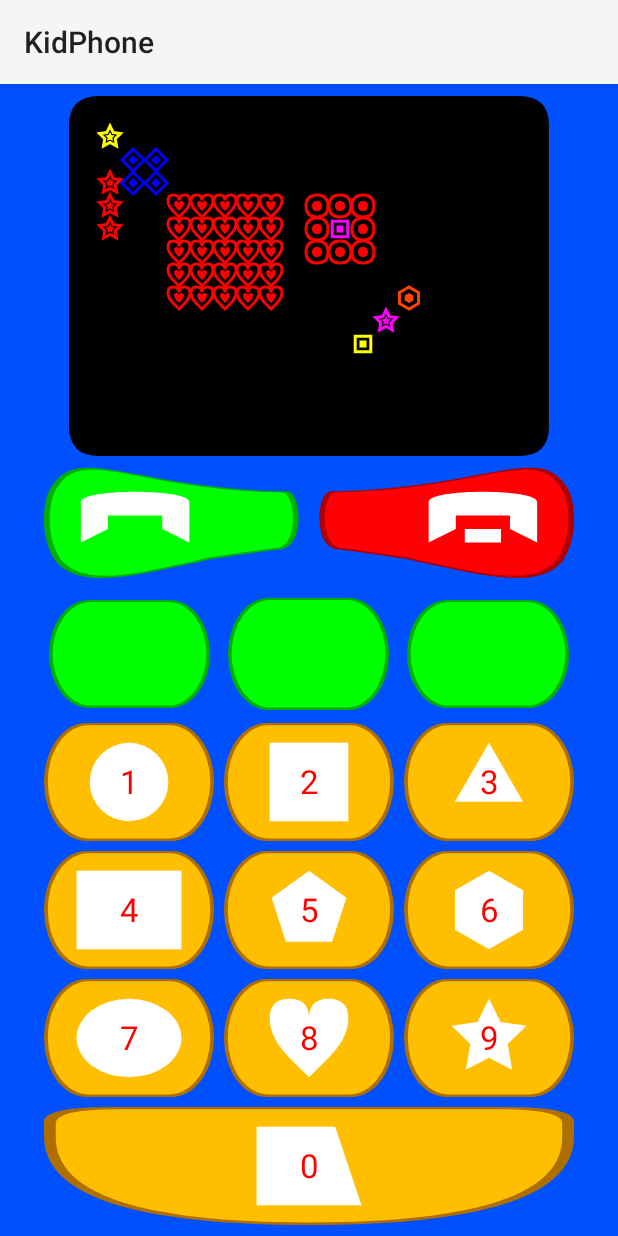
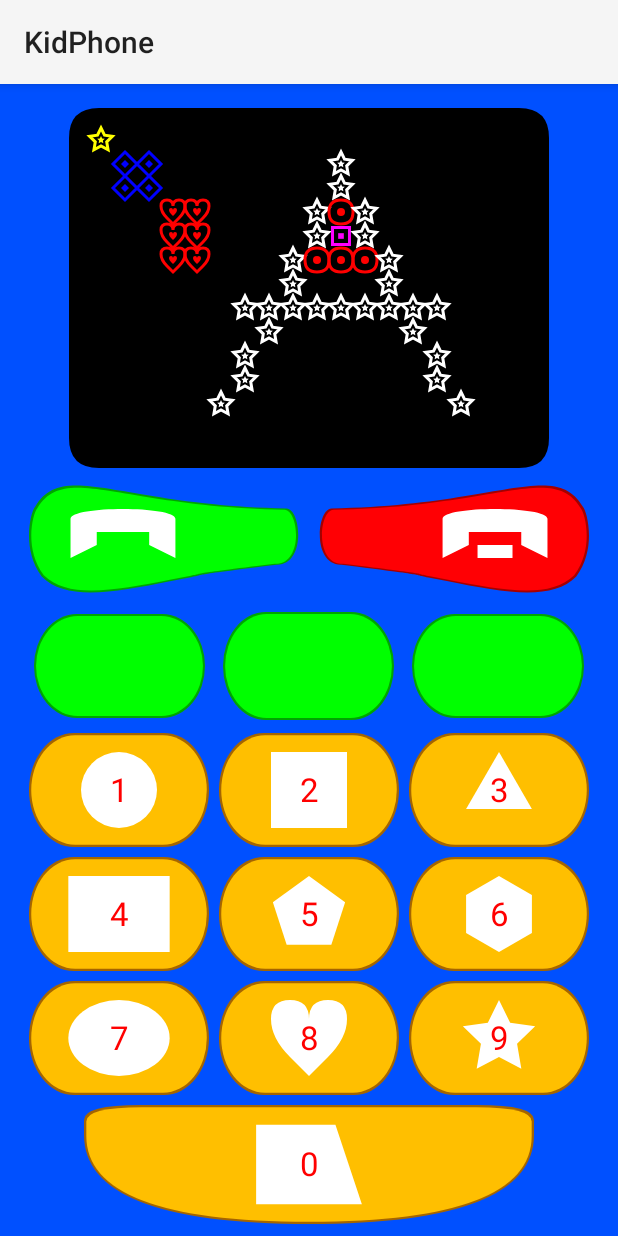
Before and after one commit to quickwritereader/kidsphone, an Android app: the screen it shows after launch (PhoneActivity), on a phone screen of 412 x 824 dp. Run offline under Robolectric (Android 15) with nearby library versions, the phone set to English and light mode, and no system bars.

Commit message:
screen sizes added. implemented line. implemented letter A and prototype some letters that can be drawn with lines

```diff
--- a/KidPhone/app/src/main/java/kidtoys/az/kidphone/FunnyButton.java
+++ b/KidPhone/app/src/main/java/kidtoys/az/kidphone/FunnyButton.java
@@ -233,25 +233,25 @@ public class FunnyButton extends View {
 
     public void drawOuter(Canvas canvas, boolean pressed) {
 
-        float scaleDiv = 30 * 1.5f;
-        float scaleDivb = 36 * 1.5f;
+        float scaleDivb = 32 * 1.6f;
         int color = getOuterShapeColor();
         if (pressed) {
             //darken our color
             //outercolor
-            color = getNewColor(color, -40);
+            color = getNewColor(color, -50);
             outerP1.setColor(color);
-            scaleDivb = 30;
-            scaleDiv = 36;
+            scaleDivb = 32;
         } else {
             outerP1.setColor(color);
         }
-        outerP2.setColor(getNewColor(color, -80));
+        outerP2.setColor(getNewColor(color, -90));
         RectF rectF2 = new RectF();
-        rectF2.left = rectF.left + rectF.width() / scaleDiv;
-        rectF2.top = rectF.top + rectF.height() / scaleDivb;
-        rectF2.right = rectF.right - rectF.width() / scaleDiv;
-        rectF2.bottom = rectF.bottom - rectF.height() / scaleDiv;
+        float pad=rectF.height() / scaleDivb;
+        if(pad>5)pad=5;
+        rectF2.left = rectF.left + pad;
+        rectF2.top = rectF.top + pad;
+        rectF2.right = rectF.right - pad;
+        rectF2.bottom = rectF.bottom - pad;
 
         switch (outerShape) {
             case None: {
--- a/KidPhone/app/src/main/java/kidtoys/az/kidphone/FunnyDisplay.java
+++ b/KidPhone/app/src/main/java/kidtoys/az/kidphone/FunnyDisplay.java
@@ -148,7 +148,7 @@ public class FunnyDisplay extends View {
     protected void onDraw(Canvas canvas) {
         super.onDraw(canvas);
         if(pathList==null){
-            diameter= (getWidth()-60)/mainSurface.getWidth();
+            diameter= (getWidth()-40)/mainSurface.getWidth();
            // initPath(diameter/2);
         }
         pback.setColor(Color.BLACK);
@@ -163,7 +163,7 @@ public class FunnyDisplay extends View {
                 if(d!= FunnySurface.DotType.None) {
 
                     Path path;//=pathList[d.ordinal()];
-                    path=getDotPath(d,30+i*diameter+diameter/2,30+j*diameter+diameter/2,diameter/2,0);
+                    path=getDotPath(d,20+i*diameter+diameter/2,20+j*diameter+diameter/2,diameter/2,0);
                     if(path!=null) {
                        // Matrix translateMatrix = new Matrix();
                        // translateMatrix.setTranslate(i * diameter, j * diameter);
@@ -175,7 +175,7 @@ public class FunnyDisplay extends View {
                         p.setStrokeCap(Paint.Cap.ROUND);
                        // path.transform(translateMatrix);
                         canvas.drawPath(path, p);
-                        path=getDotPath(d,30+i*diameter+diameter/2,30+j*diameter+diameter/2,diameter/2,-6);
+                        path=getDotPath(d,20+i*diameter+diameter/2,20+j*diameter+diameter/2,diameter/2,-8);
                          p.setStyle(Paint.Style.FILL);
  //                       path = fillPathList[d.ordinal()];
 //                        path.transform(translateMatrix);
--- a/KidPhone/app/src/main/java/kidtoys/az/kidphone/FunnySurface.java
+++ b/KidPhone/app/src/main/java/kidtoys/az/kidphone/FunnySurface.java
@@ -135,8 +135,8 @@ public class FunnySurface {
      */
     static public FunnySurface createSurface(int width,int height,DotColor color,DotType type){
         FunnySurface newS=new FunnySurface(width,height);
-        int cint=color.ordinal() | type.ordinal() <<4;
-        byte c= (byte) (cint);
+        int cInt=color.ordinal() | type.ordinal() <<4;
+        byte c= (byte) (cInt);
         for(int i=0;i<newS.mem.length;i++){
             newS.mem[i]=c;
         }
@@ -144,7 +144,7 @@ public class FunnySurface {
     }
 
     /**
-     * Blt surface
+     * Blt surface on the surface
     * @param surface
      * @param x
      * @param y
@@ -167,8 +167,101 @@ public class FunnySurface {
 
     }
 
+    /***
+     * Blt surface
+     * @param surface
+     * @param x
+     * @param y
+     * @param offsetx
+     * @param offsety
+     */
     public void putSurface(FunnySurface surface,int x,int y  ,int offsetx,int offsety){
        throw new UnsupportedOperationException();
     }
 
+    /**
+     * Draw line  {@see https://en.wikipedia.org/wiki/Bresenham%27s_line_algorithm}
+     * for Octants  Bresenham's algorithm
+     * http://rosettacode.org/wiki/Bitmap/Bresenham%27s_line_algorithm
+     * for vertical,horizontal and diagonal simple algorithm
+     * @param x1
+     * @param y1
+     * @param x2
+     * @param y2
+     * @param color
+     * @param type
+     */
+    public void drawLine(int x1,int y1,int x2,int y2,DotColor color,DotType type){
+
+        int deltaX=Math.abs(x2-x1);
+        int deltaY=Math.abs( y2-y1);
+        int y=y1;
+        int x=x1;
+        int cInt=color.ordinal() | type.ordinal() <<4;
+        byte c= (byte) (cInt);
+
+        if(deltaX==0){
+            //horizontal
+            int sign=y2>y1?1:-1;
+            for(;y<=y2;y+=sign){
+                mem[y*width+x]=c;
+            }
+
+        }else if(deltaY==0){
+            //vertical
+            int sign=x2>x1?1:-1;
+            for(;x<=x2;x+=sign){
+                mem[y*width+x]=c;
+            }
+        }else if(deltaX==deltaY){
+            //diagonal;
+            int signX=x2>x1?1:-1;
+            int signY=y2>y1?1:-1;
+            for(;y<=y2;y+=signY,x+=signX) {
+                mem[y*width+x]=c;
+            }
+        }else {
+            // delta of exact value and rounded value of the dependant variable
+            int d = 0;
+
+            int dy = deltaY;
+            int dx = deltaX;
+
+            int dy2 = (dy << 1); // slope scaling factors to avoid floating
+            int dx2 = (dx << 1); // point
+
+            int ix = x1 < x2 ? 1 : -1; // increment direction
+            int iy = y1 < y2 ? 1 : -1;
+
+            if (dy <= dx) {
+                for (;;) {
+                    mem[y1*width+x1]=c;
+                    if (x1 == x2)
+                        break;
+                    x1 += ix;
+                    d += dy2;
+                    if (d > dx) {
+                        y1 += iy;
+                        d -= dx2;
+                    }
+                }
+            } else {
+                for (;;) {
+                    //plot(g, x1, y1);
+                    mem[y1*width+x1]=c;
+                    if (y1 == y2)
+                        break;
+                    y1 += iy;
+                    d += dx2;
+                    if (d > dy) {
+                        x1 += ix;
+                        d -= dy2;
+                    }
+                }
+            }
+        }//end ifelse
+
+    }
+
+
 }
--- a/KidPhone/app/src/main/java/kidtoys/az/kidphone/FunnySurfaceUtils.java
+++ b/KidPhone/app/src/main/java/kidtoys/az/kidphone/FunnySurfaceUtils.java
@@ -7,5 +7,79 @@ package kidtoys.az.kidphone;
 public class FunnySurfaceUtils {
 
 
+    /**
+     * Draw Letter A
+     * @param surface
+     * @param x  left corner
+     * @param y  top corver
+     * @param charWidth char width
+     * @param charHeight char height
+     * @param color   color
+     * @param figure figure
+     */
+    public static void drawA(FunnySurface surface, int x, int y, int charWidth, int charHeight, FunnySurface.DotColor color, FunnySurface.DotType figure) {
+        surface.drawLine(x + charWidth / 2, y, x, y + charHeight, color, figure);
+        surface.drawLine(x + charWidth / 2, y, x + charWidth, y + charHeight, color, figure);
+        surface.drawLine(x + 1, y + (charHeight / 2) + 1, x + charWidth - 1, y + (charHeight / 2) + 1, color, figure);
+
+    }
+
+    /**
+     * Draw Letter E
+     * @param surface
+     * @param x  left corner
+     * @param y  top corver
+     * @param charWidth char width
+     * @param charHeight char height
+     * @param color   color
+     * @param figure figure
+     */
+    public static void drawE(FunnySurface surface, int x, int y, int charWidth, int charHeight, FunnySurface.DotColor color, FunnySurface.DotType figure) {
+
+    }
+
+    public static void drawK(FunnySurface surface, int x, int y, int charWidth, int charHeight, FunnySurface.DotColor color, FunnySurface.DotType figure) {
+
+    }
+
+    public static void drawL(FunnySurface surface, int x, int y, int charWidth, int charHeight, FunnySurface.DotColor color, FunnySurface.DotType figure) {
+
+    }
+
+    public static void drawH(FunnySurface surface, int x, int y, int charWidth, int charHeight, FunnySurface.DotColor color, FunnySurface.DotType figure) {
+
+    }
+
+    public static void drawY(FunnySurface surface, int x, int y, int charWidth, int charHeight, FunnySurface.DotColor color, FunnySurface.DotType figure) {
+
+    }
+
+    public static void drawN(FunnySurface surface, int x, int y, int charWidth, int charHeight, FunnySurface.DotColor color, FunnySurface.DotType figure) {
+
+    }
+
+    public static void drawM(FunnySurface surface, int x, int y, int charWidth, int charHeight, FunnySurface.DotColor color, FunnySurface.DotType figure) {
+
+    }
+
+    public static void drawF(FunnySurface surface, int x, int y, int charWidth, int charHeight, FunnySurface.DotColor color, FunnySurface.DotType figure) {
+
+    }
+
+    public static void drawX(FunnySurface surface, int x, int y, int charWidth, int charHeight, FunnySurface.DotColor color, FunnySurface.DotType figure) {
+
+    }
+
+    public static void drawI(FunnySurface surface, int x, int y, int charWidth, int charHeight, FunnySurface.DotColor color, FunnySurface.DotType figure) {
+
+    }
+
+    public static void drawI2(FunnySurface surface, int x, int y, int charWidth, int charHeight, FunnySurface.DotColor color, FunnySurface.DotType figure) {
+
+    }
+
+    public static void drawT(FunnySurface surface, int x, int y, int charWidth, int charHeight, FunnySurface.DotColor color, FunnySurface.DotType figure) {
+
+    }
 
 }
--- a/KidPhone/app/src/main/java/kidtoys/az/kidphone/PhoneActivity.java
+++ b/KidPhone/app/src/main/java/kidtoys/az/kidphone/PhoneActivity.java
@@ -5,6 +5,7 @@ import android.os.Bundle;
 import android.support.v7.app.AppCompatActivity;
 import android.view.View;
 import android.view.ViewGroup;
+import android.view.WindowManager;
 
 public class PhoneActivity extends AppCompatActivity implements View.OnClickListener {
 
@@ -14,28 +15,33 @@ public class PhoneActivity extends AppCompatActivity implements View.OnClickList
     @Override
     protected void onCreate(Bundle savedInstanceState) {
         super.onCreate(savedInstanceState);
+        getWindow().setFlags(WindowManager.LayoutParams.FLAG_FULLSCREEN,
+                WindowManager.LayoutParams.FLAG_FULLSCREEN);
         setContentView(R.layout.activity_phone);
         FunnyButton keysMode = (FunnyButton) findViewById(R.id.KeysMode);
         keysMode.setOnClickListener(this);
 
-        FunnyDisplay display=(FunnyDisplay)findViewById(R.id.display);
+        FunnyDisplay display = (FunnyDisplay) findViewById(R.id.display);
 
         //draw
-        FunnySurface mainSurface= display.getMainSurface();
-        FunnySurface RombRect=FunnySurface.createSurface(2, 2, FunnySurface.DotColor.Blue, FunnySurface.DotType.Romb);
-        FunnySurface HeartRect=FunnySurface.createSurface(5,5, FunnySurface.DotColor.Red, FunnySurface.DotType.Heart);
-        FunnySurface CircleRect=FunnySurface.createSurface(3, 3, FunnySurface.DotColor.Red, FunnySurface.DotType.Circle);
-        CircleRect.putDot(1,1, FunnySurface.DotColor.Magenta, FunnySurface.DotType.Square);
+        FunnySurface mainSurface = display.getMainSurface();
+        FunnySurface RombRect = FunnySurface.createSurface(2, 2, FunnySurface.DotColor.Blue, FunnySurface.DotType.Romb);
+        FunnySurface HeartRect = FunnySurface.createSurface(2, 3, FunnySurface.DotColor.Red, FunnySurface.DotType.Heart);
+        FunnySurface CircleRect = FunnySurface.createSurface(3, 3, FunnySurface.DotColor.Red, FunnySurface.DotType.Circle);
+        CircleRect.putDot(1, 1, FunnySurface.DotColor.Magenta, FunnySurface.DotType.Square);
 
-        FunnySurface line=FunnySurface.createSurface(1, 3, FunnySurface.DotColor.Red, FunnySurface.DotType.Star);
-        mainSurface.putDot(0,0, FunnySurface.DotColor.Yellow, FunnySurface.DotType.Star);
-        mainSurface.putSurface(RombRect,1,1 );
-        mainSurface.putSurface(HeartRect,3,3);
-        mainSurface.putSurface(CircleRect,9,3);
-        mainSurface.putSurface(line,0,2);
-        mainSurface.putDot(11, 9, FunnySurface.DotColor.Yellow, FunnySurface.DotType.Square);
-        mainSurface.putDot(12,8, FunnySurface.DotColor.Magenta, FunnySurface.DotType.Star);
-        mainSurface.putDot(13,7, FunnySurface.DotColor.Orange, FunnySurface.DotType.Hexagon);
+        FunnySurface line = FunnySurface.createSurface(1, 3, FunnySurface.DotColor.Red, FunnySurface.DotType.Star);
+        mainSurface.putDot(0, 0, FunnySurface.DotColor.Yellow, FunnySurface.DotType.Star);
+        mainSurface.putSurface(RombRect, 1, 1);
+        mainSurface.putSurface(HeartRect, 3, 3);
+        mainSurface.putSurface(CircleRect, 9, 3);
+
+        //draw A
+        int x = 5;
+        int y = 1;
+        int charHeight = 10;
+        int charWidth = 10;
+        FunnySurfaceUtils.drawA(mainSurface, x, y, charWidth, charHeight, FunnySurface.DotColor.White, FunnySurface.DotType.Star);
         display.Render();
     }
 
--- a/KidPhone/app/src/main/res/layout/activity_phone.xml
+++ b/KidPhone/app/src/main/res/layout/activity_phone.xml
@@ -5,18 +5,18 @@
     android:layout_width="match_parent"
     android:layout_height="match_parent"
     android:orientation="vertical"
-    android:paddingBottom="4dp"
+    android:paddingBottom="@dimen/activity_vertical_margin"
     android:paddingLeft="@dimen/activity_horizontal_margin"
     android:paddingRight="@dimen/activity_horizontal_margin"
-    android:paddingTop="4dp"
+    android:paddingTop="@dimen/activity_vertical_margin"
     android:weightSum="1"
     android:background="#0050FF"
     tools:context=".PhoneActivity">
-    <kidtoys.az.kidphone.FunnyDisplay android:layout_height="240dp"
-        android:layout_width="320dp"
+    <kidtoys.az.kidphone.FunnyDisplay android:layout_height="@dimen/display_height"
+        android:layout_width="@dimen/display_width"
         android:id="@+id/display"
         android:layout_gravity="center_horizontal"
-        android:layout_marginTop="4dp"
+        android:layout_marginTop="@dimen/activity_vertical_margin"
         >
 
     </kidtoys.az.kidphone.FunnyDisplay>
@@ -25,9 +25,9 @@
         android:layout_height="match_parent"
         android:id="@+id/KeysGroup"
         app:alignmentMode="alignBounds"
-        android:layout_marginRight="10dp"
-        android:layout_marginLeft="10dp"
-        android:layout_marginTop="4dp"
+        android:layout_marginRight="@dimen/activity_horizontal_margin"
+        android:layout_marginLeft="@dimen/activity_horizontal_margin"
+        android:layout_marginTop="@dimen/activity_vertical_margin"
         app:columnCount="3"
         app:rowCount="3">
 
@@ -43,7 +43,7 @@
                 android:id="@+id/b2"
                 android:layout_width="0dp"
                 android:layout_height="match_parent"
-                android:layout_margin="2dp"
+                android:layout_margin="@dimen/smallSpace"
                 android:layout_weight="1"
                 app:InnerShapeProperty="YesPhone"
                 app:OuterShapeProperty="YesButton"
@@ -55,7 +55,7 @@
                 android:id="@+id/b4"
                 android:layout_width="0dp"
                 android:layout_height="match_parent"
-                android:layout_margin="2dp"
+                android:layout_margin="@dimen/smallSpace"
                 android:layout_weight="1"
                 app:InnerShapeProperty="NoPhone"
                 app:OuterShapeProperty="NoButton"
@@ -76,10 +76,10 @@
             <kidtoys.az.kidphone.FunnyButton
                 android:layout_width="0dp"
                 android:layout_height="match_parent"
-                android:layout_margin="3dp"
+                android:layout_margin="@dimen/smallSpace2"
                 android:layout_weight="1"
                 android:id="@+id/KeysMode"
-                android:padding="3dp"
+                android:padding="@dimen/smallSpace2"
                 app:BehaviorMode="System"
                 app:OuterShapeProperty="Rounded"
                 app:outerShapeColor="#00ff00" />
@@ -87,9 +87,9 @@
             <kidtoys.az.kidphone.FunnyButton
                 android:layout_width="0dp"
                 android:layout_height="match_parent"
-                android:layout_margin="2dp"
+                android:layout_margin="@dimen/smallSpace"
                 android:layout_weight="1"
-                android:padding="3dp"
+                android:padding="@dimen/smallSpace2"
                 app:BehaviorMode="System"
                 app:OuterShapeProperty="Rounded"
                 app:outerShapeColor="#00ff00" />
@@ -97,9 +97,9 @@
             <kidtoys.az.kidphone.FunnyButton
                 android:layout_width="0dp"
                 android:layout_height="match_parent"
-                android:layout_margin="3dp"
+                android:layout_margin="@dimen/smallSpace2"
                 android:layout_weight="1"
-                android:padding="3dp"
+                android:padding="@dimen/smallSpace2"
                 app:BehaviorMode="System"
                 app:OuterShapeProperty="Rounded"
                 app:outerShapeColor="#00ff00" />
@@ -108,7 +108,7 @@
         <kidtoys.az.kidphone.FunnyButton
             android:layout_width="0dp"
             android:layout_height="0dp"
-            android:padding="3dp"
+            android:padding="@dimen/smallSpace2"
             app:InnerShapeProperty="Circle"
             app:OuterShapeProperty="Rounded"
             app:NumbersText="1"
@@ -124,7 +124,7 @@
             android:id="@+id/heart"
             android:layout_width="0dp"
             android:layout_height="0dp"
-            android:padding="3dp"
+            android:padding="@dimen/smallSpace2"
             app:InnerShapeProperty="Square"
             app:OuterShapeProperty="Rounded"
             app:NumbersText="2"
@@ -139,7 +139,7 @@
         <kidtoys.az.kidphone.FunnyButton
             android:layout_width="0dp"
             android:layout_height="0dp"
-            android:padding="3dp"
+            android:padding="@dimen/smallSpace2"
             app:InnerShapeProperty="Triangle"
             app:OuterShapeProperty="Rounded"
             app:NumbersText="3"
@@ -154,7 +154,7 @@
         <kidtoys.az.kidphone.FunnyButton
             android:layout_width="0dp"
             android:layout_height="0dp"
-            android:padding="3dp"
+            android:padding="@dimen/smallSpace2"
             app:InnerShapeProperty="Rectangle"
             app:OuterShapeProperty="Rounded"
             app:NumbersText="4"
@@ -170,7 +170,7 @@
             android:id="@+id/ell"
             android:layout_width="0dp"
             android:layout_height="0dp"
-            android:padding="3dp"
+            android:padding="@dimen/smallSpace2"
             app:InnerShapeProperty="Pentagon"
             app:OuterShapeProperty="Rounded"
             app:NumbersText="5"
@@ -185,7 +185,7 @@
         <kidtoys.az.kidphone.FunnyButton
             android:layout_width="0dp"
             android:layout_height="0dp"
-            android:padding="3dp"
+            android:padding="@dimen/smallSpace2"
             app:InnerShapeProperty="Hexagon"
             app:OuterShapeProperty="Rounded"
             app:NumbersText="6"
@@ -200,7 +200,7 @@
         <kidtoys.az.kidphone.FunnyButton
             android:layout_width="0dp"
             android:layout_height="0dp"
-            android:padding="3dp"
+            android:padding="@dimen/smallSpace2"
             app:InnerShapeProperty="Ellipse"
             app:OuterShapeProperty="Rounded"
             app:NumbersText="7"
@@ -215,7 +215,7 @@
         <kidtoys.az.kidphone.FunnyButton
             android:layout_width="0dp"
             android:layout_height="0dp"
-            android:padding="3dp"
+            android:padding="@dimen/smallSpace2"
             app:InnerShapeProperty="Heart"
             app:OuterShapeProperty="Rounded"
             app:NumbersText="8"
@@ -230,7 +230,7 @@
         <kidtoys.az.kidphone.FunnyButton
             android:layout_width="0dp"
             android:layout_height="0dp"
-            android:padding="3dp"
+            android:padding="@dimen/smallSpace2"
             app:InnerShapeProperty="Star"
             app:OuterShapeProperty="Rounded"
             app:NumbersText="9"
@@ -245,7 +245,9 @@
         <kidtoys.az.kidphone.FunnyButton
             android:layout_width="0dp"
             android:layout_height="0dp"
-            android:padding="3dp"
+            android:paddingTop="@dimen/smallSpace2"
+            android:paddingLeft="@dimen/bigSpace"
+            android:paddingRight="@dimen/bigSpace"
             app:InnerShapeProperty="Trapes"
             app:OuterShapeProperty="BottomRounded"
             app:NumbersText="0"
--- /dev/null
+++ b/KidPhone/app/src/main/res/values-sw600dp/dimens.xml
@@ -0,0 +1,12 @@
+<?xml version="1.0" encoding="utf-8"?>
+<resources>
+
+    <dimen name="display_width">480dp</dimen>
+    <dimen name="display_height">360dp</dimen>
+    <dimen name="activity_horizontal_margin">12dp</dimen>
+    <dimen name="activity_vertical_margin">12dp</dimen>
+    <dimen name="smallSpace">6dp</dimen>
+    <dimen name="smallSpace2">8dp</dimen>
+    <dimen name="bigSpace">60dp</dimen>
+
+</resources>
--- /dev/null
+++ b/KidPhone/app/src/main/res/values-sw720dp/dimens.xml
@@ -0,0 +1,10 @@
+<resources>
+
+    <dimen name="display_width">640dp</dimen>
+    <dimen name="display_height">480dp</dimen>
+    <dimen name="activity_horizontal_margin">16dp</dimen>
+    <dimen name="activity_vertical_margin">16dp</dimen>
+    <dimen name="smallSpace">6dp</dimen>
+    <dimen name="smallSpace2">8dp</dimen>
+    <dimen name="bigSpace">80dp</dimen>
+</resources>
--- a/KidPhone/app/src/main/res/values-w820dp/dimens.xml
+++ /dev/null
@@ -1,6 +0,0 @@
-<resources>
-    <!-- Example customization of dimensions originally defined in res/values/dimens.xml
-         (such as screen margins) for screens with more than 820dp of available width. This
-         would include 7" and 10" devices in landscape (~960dp and ~1280dp respectively). -->
-    <dimen name="activity_horizontal_margin">64dp</dimen>
-</resources>
--- a/KidPhone/app/src/main/res/values/dimens.xml
+++ b/KidPhone/app/src/main/res/values/dimens.xml
@@ -1,5 +1,10 @@
 <resources>
     <!-- Default screen margins, per the Android Design guidelines. -->
-    <dimen name="activity_horizontal_margin">16dp</dimen>
-    <dimen name="activity_vertical_margin">16dp</dimen>
+    <dimen name="activity_horizontal_margin">8dp</dimen>
+    <dimen name="activity_vertical_margin">8dp</dimen>
+    <dimen name="display_width">320dp</dimen>
+    <dimen name="display_height">240dp</dimen>
+    <dimen name="smallSpace">2dp</dimen>
+    <dimen name="smallSpace2">3dp</dimen>
+    <dimen name="bigSpace">40dp</dimen>
 </resources>
```
Also changed, not shown: 1 other file.
